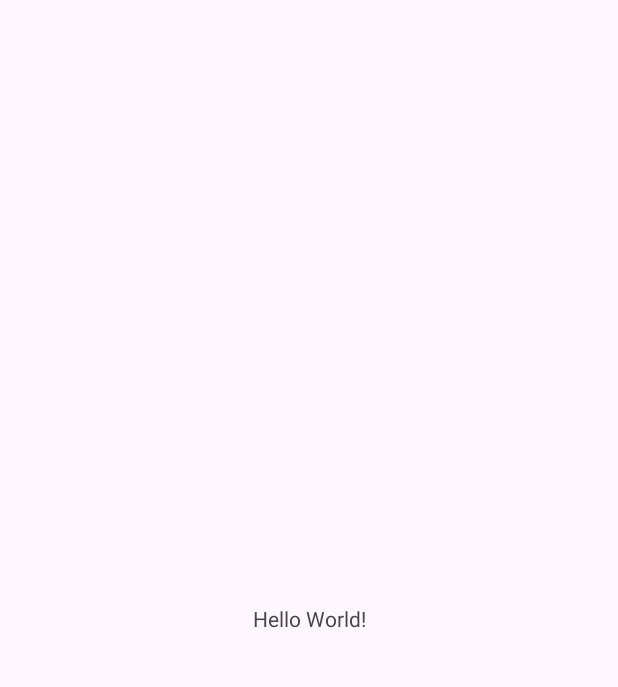
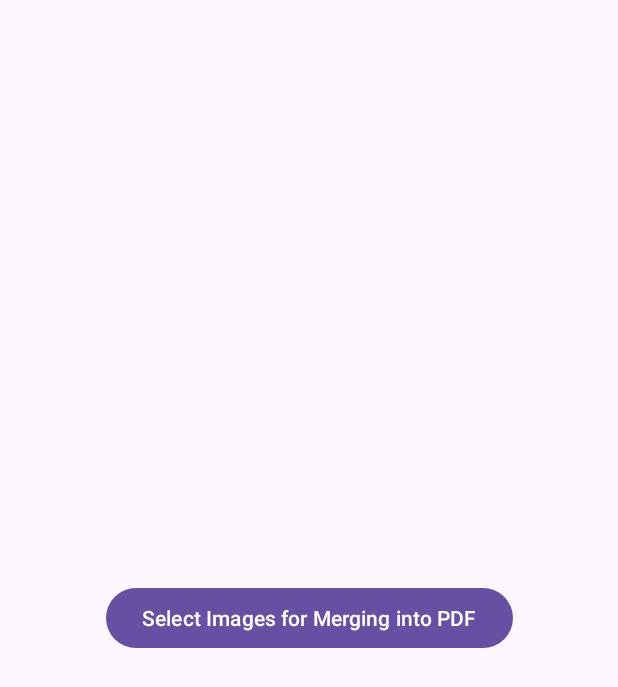
Before and after one commit to tony-xlh/Merge-Images-to-PDF, an Android app: the screen it shows after launch (MainActivity), on a phone screen of 412 x 824 dp. Before the commit the part shown is almost empty. Shown: the top 687 px of the screen. Run offline under Robolectric (Android 15) with nearby library versions, the phone set to English and light mode, and no system bars.

Commit message:
add a button to select files

```diff
--- a/Android/PDFCreator/app/src/main/java/com/tonyxlh/pdfcreator/MainActivity.java
+++ b/Android/PDFCreator/app/src/main/java/com/tonyxlh/pdfcreator/MainActivity.java
@@ -1,14 +1,41 @@
 package com.tonyxlh.pdfcreator;
 
+import androidx.activity.result.ActivityResultCallback;
+import androidx.activity.result.ActivityResultLauncher;
+import androidx.activity.result.contract.ActivityResultContracts;
 import androidx.appcompat.app.AppCompatActivity;
 
+import android.content.Intent;
+import android.net.Uri;
 import android.os.Bundle;
+import android.util.Log;
+import android.widget.Button;
+
+import java.util.List;
 
 public class MainActivity extends AppCompatActivity {
+    public static final int PICK_IMAGE = 1;
 
+    public static final String TAG = "DDN";
+    private ActivityResultLauncher<String[]> galleryActivityLauncher;
     @Override
     protected void onCreate(Bundle savedInstanceState) {
         super.onCreate(savedInstanceState);
         setContentView(R.layout.activity_main);
+        Button selectImagesButton = findViewById(R.id.selectImagesButton);
+        selectImagesButton.setOnClickListener((view)->{
+            galleryActivityLauncher.launch(new String[]{"image/*"});
+        });
+        galleryActivityLauncher = registerForActivityResult(new ActivityResultContracts.OpenMultipleDocuments(), new ActivityResultCallback<List<Uri>>() {
+            @Override
+            public void onActivityResult(List<Uri> results) {
+                if (results != null) {
+                    // perform desired operations using the result Uri
+                    Log.d(TAG,"selected "+results.size()+" files");
+                } else {
+                    Log.d(TAG, "onActivityResult: the result is null for some reason");
+                }
+            }
+        });
     }
 }
--- a/Android/PDFCreator/app/src/main/res/layout/activity_main.xml
+++ b/Android/PDFCreator/app/src/main/res/layout/activity_main.xml
@@ -6,10 +6,11 @@
     android:layout_height="match_parent"
     tools:context=".MainActivity">
 
-    <TextView
+    <Button
+        android:id="@+id/selectImagesButton"
         android:layout_width="wrap_content"
         android:layout_height="wrap_content"
-        android:text="Hello World!"
+        android:text="Select Images for Merging into PDF"
         app:layout_constraintBottom_toBottomOf="parent"
         app:layout_constraintEnd_toEndOf="parent"
         app:layout_constraintStart_toStartOf="parent"
```
